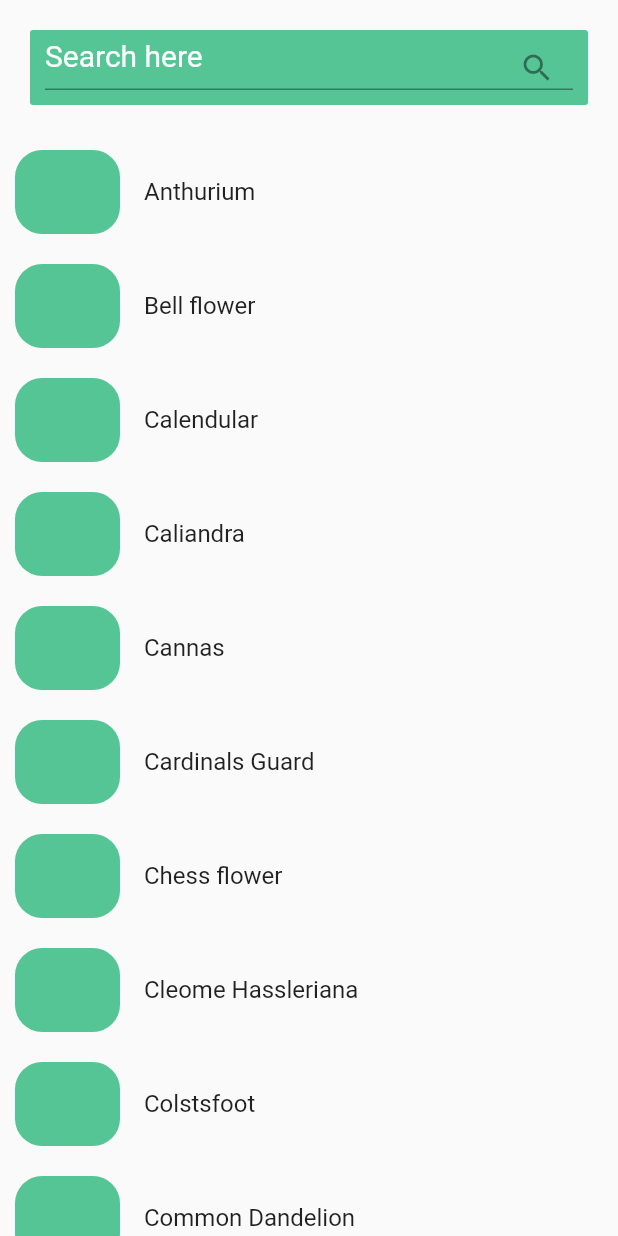
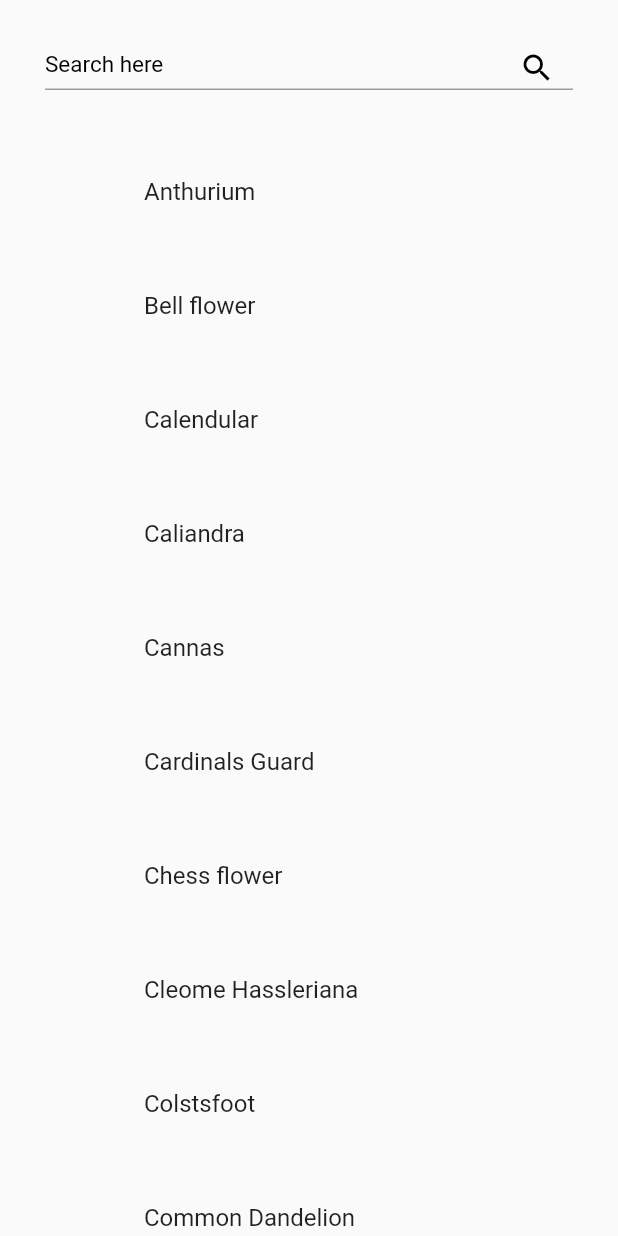
Before and after one commit to Zestful-Tribu/lilyora, a Flutter app: the SearchScreen screen opened by its route, on a phone screen of 412 x 824 dp. Run offline on Flutter 3.47's test engine with Material 2 defaults, Android fonts, the phone set to English and light mode, and no system bars; our stand-ins replace dio, firebase_core, firebase_database, firebase_storage, flutter_spinkit, flutter_svg and 4 more; missing offline and left inert: flappy_search_bar; accounts and stored records are empty; network calls fail; project files that could hold a hidden picture were left out.

Commit message:
added UI changes to screens step 01

```diff
--- a/lib/screens/search_screen.dart
+++ b/lib/screens/search_screen.dart
@@ -1,5 +1,6 @@
  import 'package:firebase_storage/firebase_storage.dart';
 import 'package:flappy_search_bar/flappy_search_bar.dart';
+import 'package:flutter/cupertino.dart';
  import 'package:flutter/material.dart';
 import 'package:lilyora/constants.dart';
 import 'package:lilyora/screens/flower_info.dart';
@@ -108,8 +109,8 @@ class _SearchScreenState extends State<SearchScreen> {
           children: <Widget>[
            Container(
              decoration: BoxDecoration(
-               color: Primary_Color,
-               borderRadius: BorderRadius.circular(2),
+               color: Colors.transparent,
+               borderRadius: BorderRadius.circular(20),
              ),
              margin: EdgeInsets.all(20),
              height: 50,
@@ -128,10 +129,10 @@ class _SearchScreenState extends State<SearchScreen> {
                ),
                decoration: new InputDecoration(hintText: "Search here",
                  hintStyle:TextStyle(
-                   color:Colors.white,
-                   fontSize: 20,
+                   color:Colors.black,
+                   fontSize: 15,
                  ),
-                 suffixIcon: Icon(Icons.search)
+                 suffixIcon: Icon(Icons.search, color: Colors.black,)
                ),
              )
              ),
@@ -157,10 +158,16 @@ class _SearchScreenState extends State<SearchScreen> {
                           height: 70,
                           decoration: BoxDecoration(
                             borderRadius: BorderRadius.all(Radius.circular(18.0)),
-                            color: Primary_Color,
+                            color: Colors.transparent,
+
+
                           ),
+
+
                           child: snapshot.data,
+
                         );
+
                       }
 
                       if (snapshot.connectionState == ConnectionState.waiting) {
```
Also changed, not shown: pubspec.lock, 1 other file.
